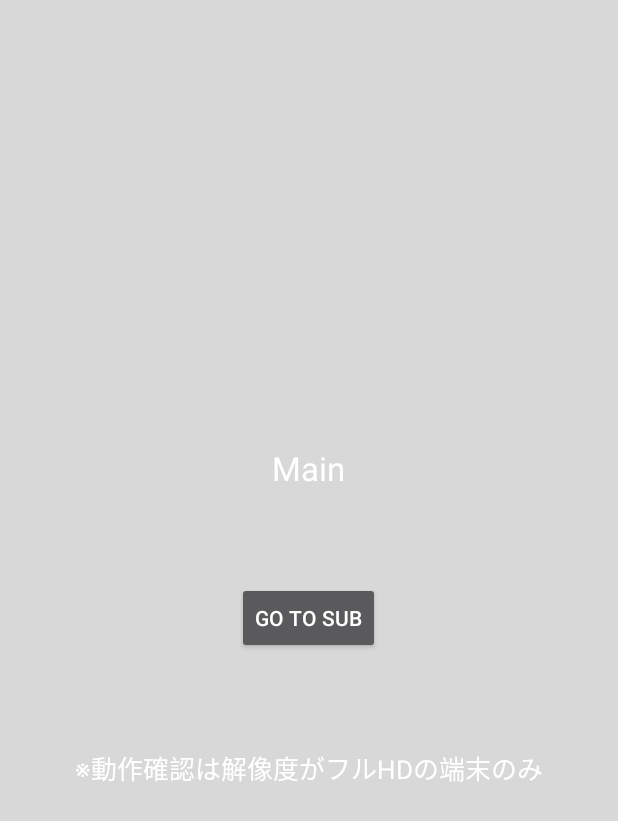
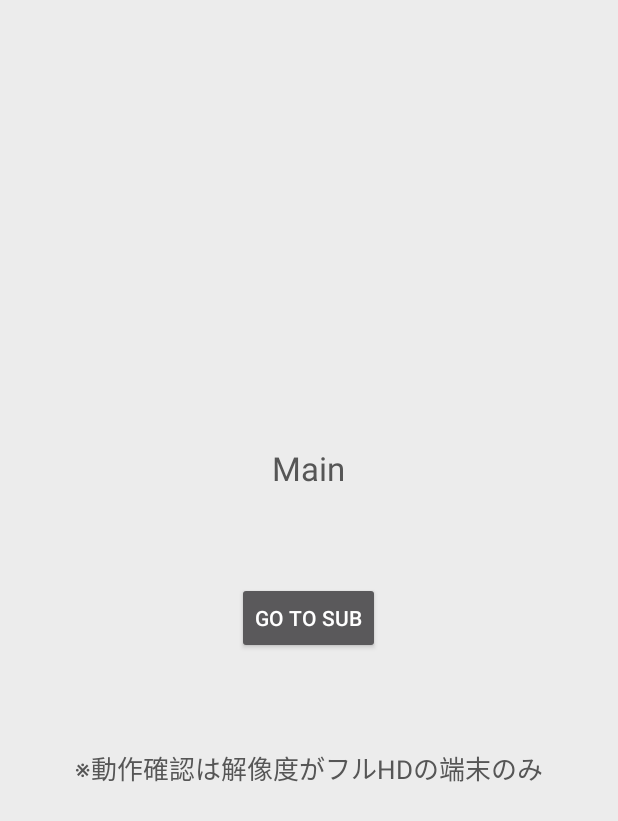
Before and after one commit to takumi-saito/ActivityTransitionTest3, an Android app: the screen it shows after launch (MainActivity), on a phone screen of 412 x 824 dp. Shown: the top 821 px of the screen. Run offline under Robolectric (Android 15) with nearby library versions, the phone set to English and light mode, and no system bars.

```diff
--- a/app/src/main/res/layout/activity_main.xml
+++ b/app/src/main/res/layout/activity_main.xml
@@ -3,7 +3,7 @@
     android:layout_width="match_parent"
     android:layout_height="match_parent"
     tools:context=".MainActivity"
-    android:background="#f9dddddd">
+    android:background="#f9f1f1f1">
 
     <TextView
         android:layout_width="wrap_content"
@@ -14,7 +14,9 @@
         android:layout_gravity="center"
         android:layout_alignParentTop="true"
         android:layout_centerHorizontal="true"
-        android:layout_marginBottom="100dp" />
+        android:layout_marginBottom="100dp"
+        android:textColor="#565656"/>
+
     <TextView
         android:layout_width="wrap_content"
         android:layout_height="wrap_content"
@@ -25,7 +27,9 @@
         android:layout_gravity="center"
         android:layout_alignParentTop="true"
         android:layout_centerHorizontal="true"
-        android:layout_marginTop="100dp" />
+        android:layout_marginTop="100dp"
+        android:focusableInTouchMode="true"
+        android:textColor="#565656" />
 
     <Button
         android:layout_width="wrap_content"
@@ -38,28 +42,28 @@
 
     <ImageView
         android:id="@+id/light_gray"
-        android:layout_width="360dp"
+        android:layout_width="90dp"
         android:layout_height="match_parent"
         android:layout_marginLeft="400dp"
         android:background="@drawable/light_gray"
         android:transitionName="light_gray"/>
     <ImageView
         android:id="@+id/gray"
-        android:layout_width="360dp"
+        android:layout_width="90dp"
         android:layout_height="match_parent"
         android:layout_marginLeft="400dp"
         android:background="@drawable/gray"
         android:transitionName="gray"/>
     <ImageView
         android:id="@+id/dark_gray"
-        android:layout_width="360dp"
+        android:layout_width="90dp"
         android:layout_height="match_parent"
         android:layout_marginLeft="400dp"
         android:background="@drawable/dark_gray"
         android:transitionName="dark_gray"/>
     <ImageView
         android:id="@+id/black"
-        android:layout_width="360dp"
+        android:layout_width="90dp"
         android:layout_height="match_parent"
         android:layout_marginLeft="400dp"
         android:background="@drawable/black"
--- a/app/src/main/res/transition/slide_enter.xml
+++ b/app/src/main/res/transition/slide_enter.xml
@@ -1,2 +1,2 @@
 <?xml version="1.0" encoding="utf-8"?>
-<slide xmlns:android="http://schemas.android.com/apk/res/android" android:slideEdge="right" android:duration="@integer/duration" android:startDelay="@integer/startDelay"></slide>
+<slide xmlns:android="http://schemas.android.com/apk/res/android" android:slideEdge="right" android:duration="@integer/duration" android:startDelay="350"></slide>
--- a/app/src/main/res/transition/slide_reenter.xml
+++ b/app/src/main/res/transition/slide_reenter.xml
@@ -1,2 +1,2 @@
 <?xml version="1.0" encoding="utf-8"?>
-<slide xmlns:android="http://schemas.android.com/apk/res/android" android:slideEdge="left" android:duration="@integer/duration" android:startDelay="400"/>
+<slide xmlns:android="http://schemas.android.com/apk/res/android" android:slideEdge="left" android:duration="@integer/duration" android:startDelay="500"/>
```
Also changed, not shown: app/src/main/res/layout/activity_second.xml (+9 -9 lines), 1 other file.
